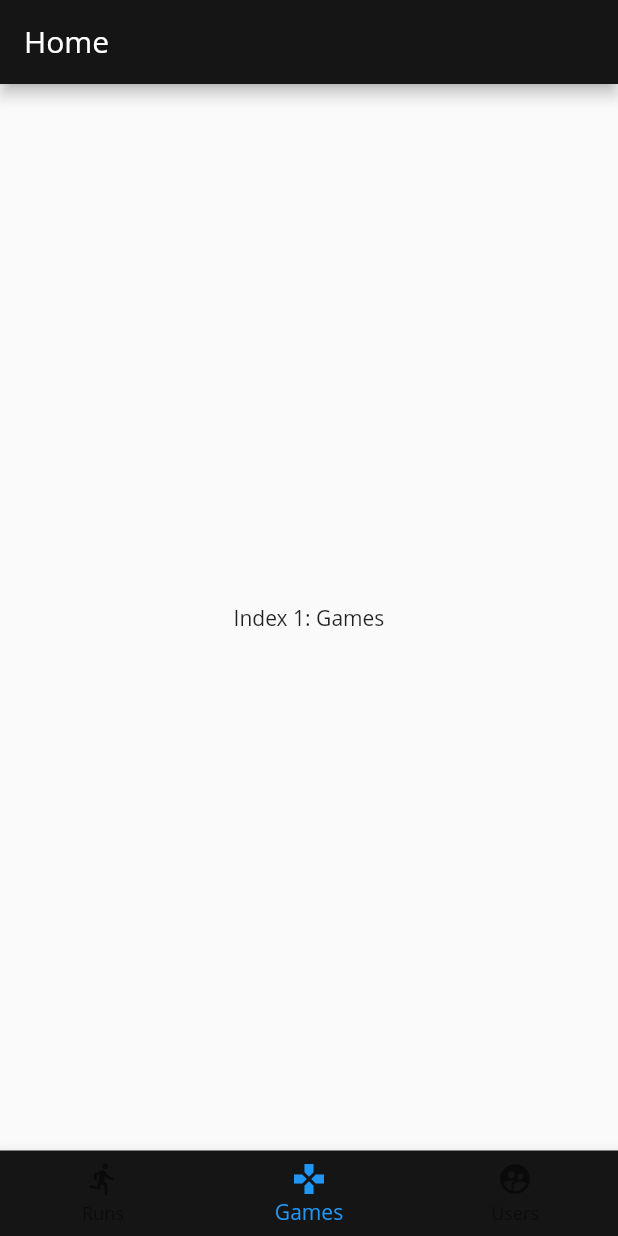
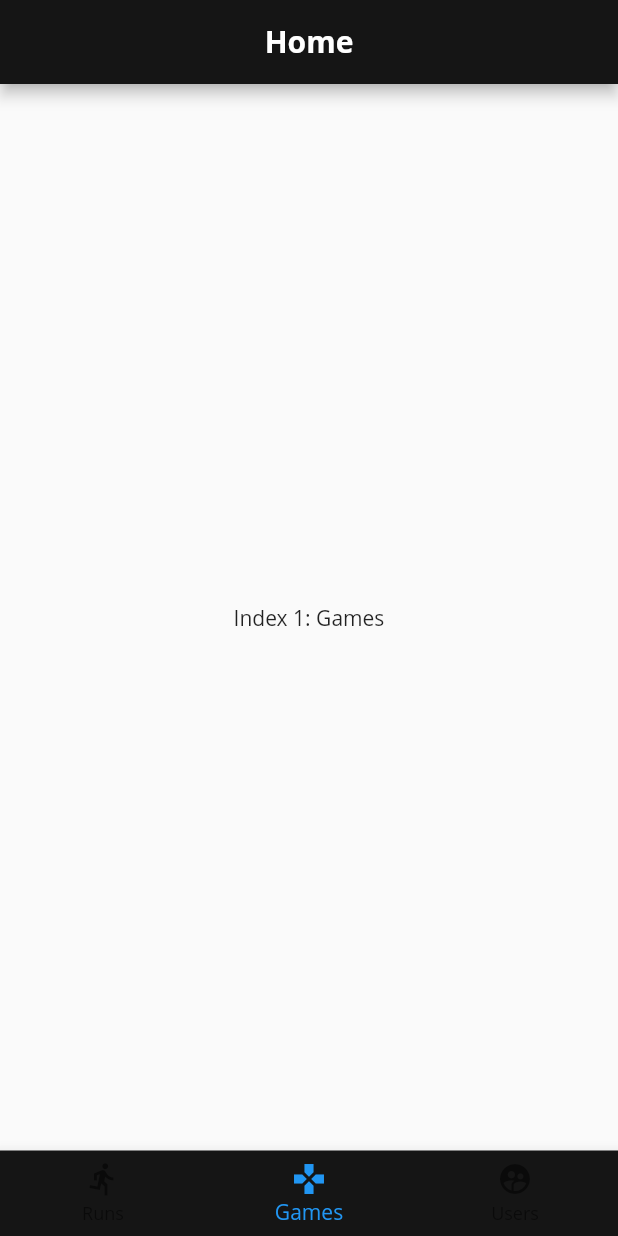
Before and after one commit to geovannyAndrew/speedrun.com, a Flutter app: the screen it shows after launch, item 2 of the bottom bar chosen, on a phone screen of 412 x 824 dp. Run offline on Flutter 3.47's test engine with Material 2 defaults, Android fonts, the light colour scheme and no system bars; generated files the repository leaves out were written again.

Commit message:
Bold font title center.

```diff
--- a/speed_run/speed_run/lib/screens/my_home_page.dart
+++ b/speed_run/speed_run/lib/screens/my_home_page.dart
@@ -48,7 +48,12 @@ class _MyHomePageState extends State<MyHomePage> {
       appBar: AppBar(
         // Here we take the value from the MyHomePage object that was created by
         // the App.build method, and use it to set our appbar title.
-        title: Text(widget.title),
+        title: Text(widget.title,
+          style: TextStyle(
+            fontWeight: FontWeight.bold
+          ),
+        ),
+        centerTitle: true,
       ),
       body: Center(
         // Center is a layout widget. It takes a single child and positions it
```
